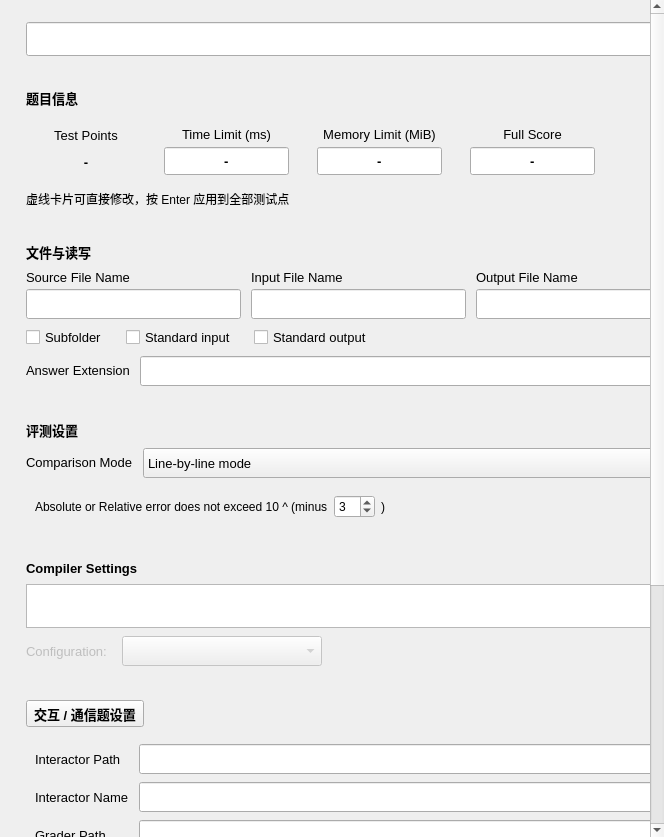
Qt form src/forms/taskeditwidget.ui (cjliwea/LemonLime-Online) before a commit.
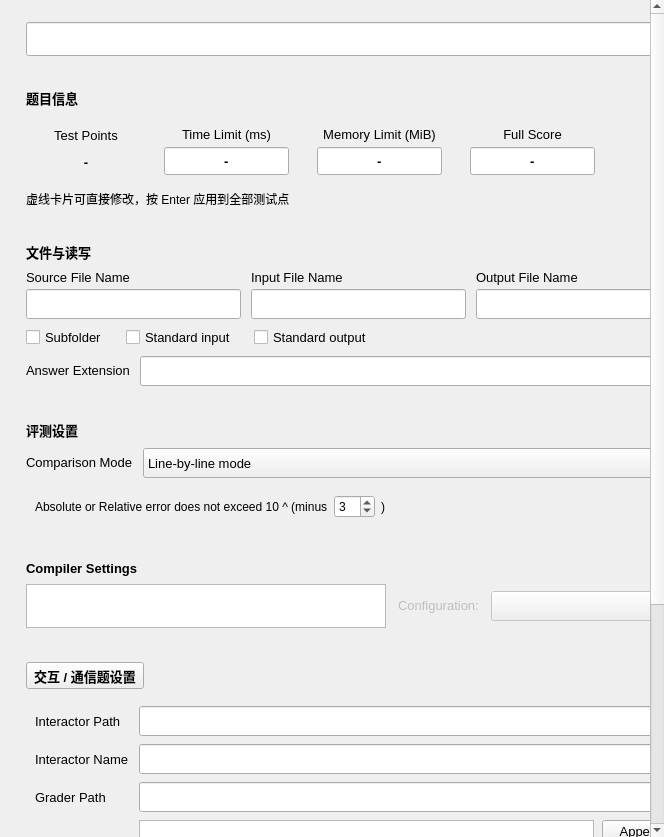
The same form after that commit. Icons and pictures are not drawn. Custom widgets are drawn as their Qt base class.

Commit message: style(taskedit): 编译语言标签改 8px 圆角矩形并与配置下拉合并一行；三个滑动开关指示器显式去边框底色，修复矩形框外露

```diff
--- a/src/forms/taskeditwidget.ui
+++ b/src/forms/taskeditwidget.ui
@@ -1030,7 +1030,18 @@
        </widget>
       </item>
       <item>
+       <layout class="QHBoxLayout" name="compilerRowLayout">
+        <property name="spacing">
+         <number>12</number>
+        </property>
+        <item>
         <widget class="QListWidget" name="compilersList">
+          <property name="sizePolicy">
+           <sizepolicy hsizetype="Expanding" vsizetype="Minimum">
+            <horstretch>0</horstretch>
+            <verstretch>0</verstretch>
+           </sizepolicy>
+          </property>
          <property name="minimumSize">
           <size>
            <width>0</width>
@@ -1047,12 +1058,7 @@
         </property>
        </widget>
       </item>
-      <item>
-       <layout class="QHBoxLayout" name="horizontalLayout_16">
-        <property name="spacing">
-         <number>15</number>
-        </property>
-        <item>
+        <item alignment="Qt::AlignmentFlag::AlignVCenter">
          <widget class="QLabel" name="configurationLabel">
           <property name="enabled">
            <bool>false</bool>
@@ -1073,7 +1079,7 @@
           </property>
          </widget>
         </item>
-        <item>
+        <item alignment="Qt::AlignmentFlag::AlignVCenter">
          <widget class="QComboBox" name="configurationSelect">
           <property name="enabled">
            <bool>false</bool>
@@ -1094,22 +1100,6 @@
           </property>
          </widget>
         </item>
-        <item>
-         <spacer name="compilerSpacer">
-          <property name="sizeType">
-           <enum>QSizePolicy::Expanding</enum>
-          </property>
-          <property name="orientation">
-           <enum>Qt::Orientation::Horizontal</enum>
-          </property>
-          <property name="sizeHint" stdset="0">
-           <size>
-            <width>40</width>
-            <height>20</height>
-           </size>
-          </property>
-         </spacer>
-        </item>
        </layout>
       </item>
      </layout>
```
Lines whose indentation alone changed are shown as unchanged. The commit also changes 2 other files.
